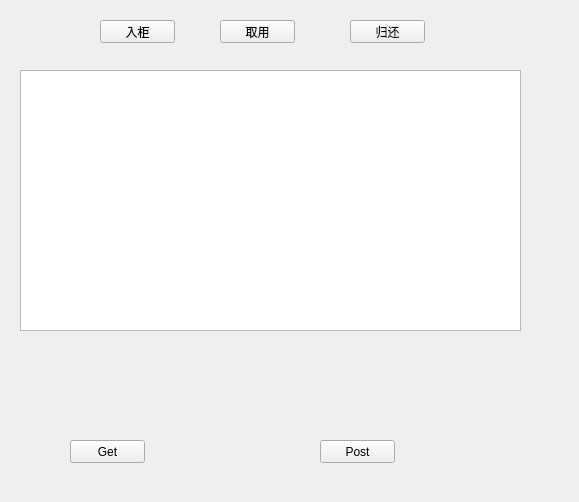
Before: the Qt Designer form Qt_Dev/v1.1/testSQL/mainui.ui in xuezeao/git_program, drawn with Qt 5.
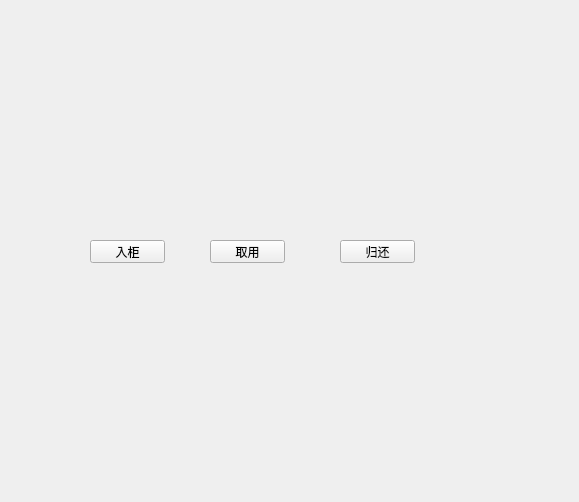
After: the same form once the commit is applied.

Diff of the .ui file:
```diff
--- a/Qt_Dev/v1.1/testSQL/mainui.ui
+++ b/Qt_Dev/v1.1/testSQL/mainui.ui
@@ -16,8 +16,8 @@
   <widget class="QPushButton" name="pushButton_reagentP">
    <property name="geometry">
     <rect>
-     <x>100</x>
-     <y>20</y>
+     <x>90</x>
+     <y>240</y>
      <width>75</width>
      <height>23</height>
     </rect>
@@ -29,8 +29,8 @@
   <widget class="QPushButton" name="pushButton_reagentG">
    <property name="geometry">
     <rect>
-     <x>220</x>
-     <y>20</y>
+     <x>210</x>
+     <y>240</y>
      <width>75</width>
      <height>23</height>
     </rect>
@@ -42,8 +42,8 @@
   <widget class="QPushButton" name="pushButton_reagentB">
    <property name="geometry">
     <rect>
-     <x>350</x>
-     <y>20</y>
+     <x>340</x>
+     <y>240</y>
      <width>75</width>
      <height>23</height>
     </rect>
@@ -52,42 +52,6 @@
     <string>归还</string>
    </property>
   </widget>
-  <widget class="QPushButton" name="pushButton_GetHttp">
-   <property name="geometry">
-    <rect>
-     <x>70</x>
-     <y>440</y>
-     <width>75</width>
-     <height>23</height>
-    </rect>
-   </property>
-   <property name="text">
-    <string>Get</string>
-   </property>
-  </widget>
-  <widget class="QPushButton" name="pushButton_PostHttp">
-   <property name="geometry">
-    <rect>
-     <x>320</x>
-     <y>440</y>
-     <width>75</width>
-     <height>23</height>
-    </rect>
-   </property>
-   <property name="text">
-    <string>Post</string>
-   </property>
-  </widget>
-  <widget class="QTextEdit" name="textEdit">
-   <property name="geometry">
-    <rect>
-     <x>20</x>
-     <y>70</y>
-     <width>501</width>
-     <height>261</height>
-    </rect>
-   </property>
-  </widget>
  </widget>
  <resources/>
  <connections/>
```
